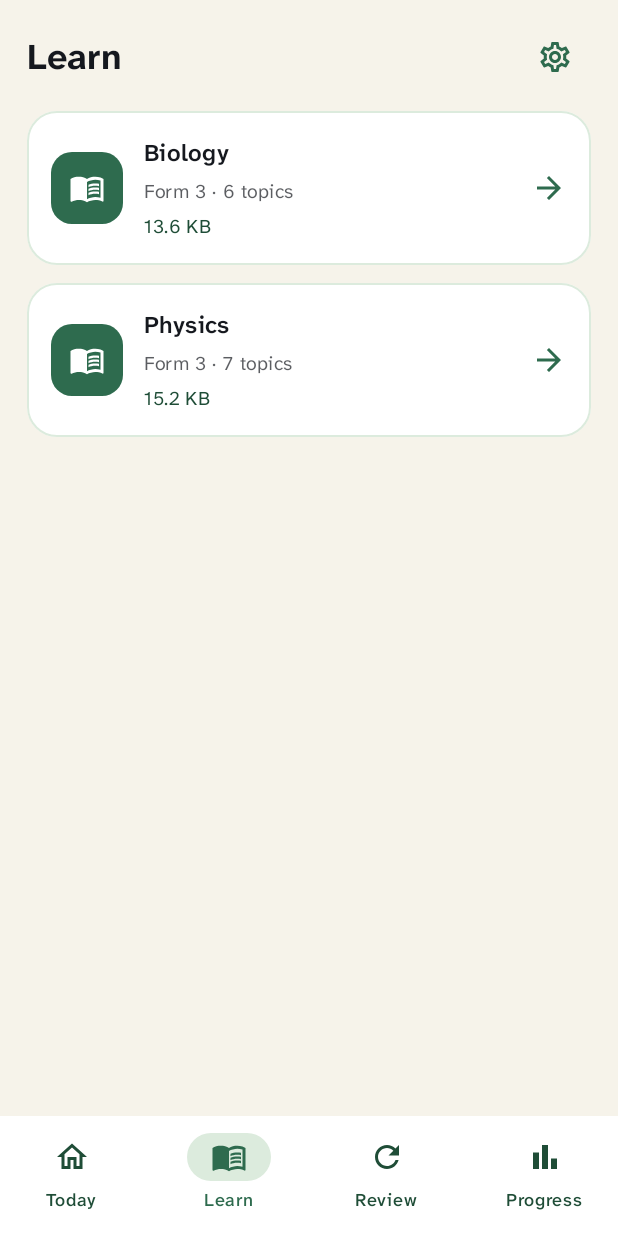
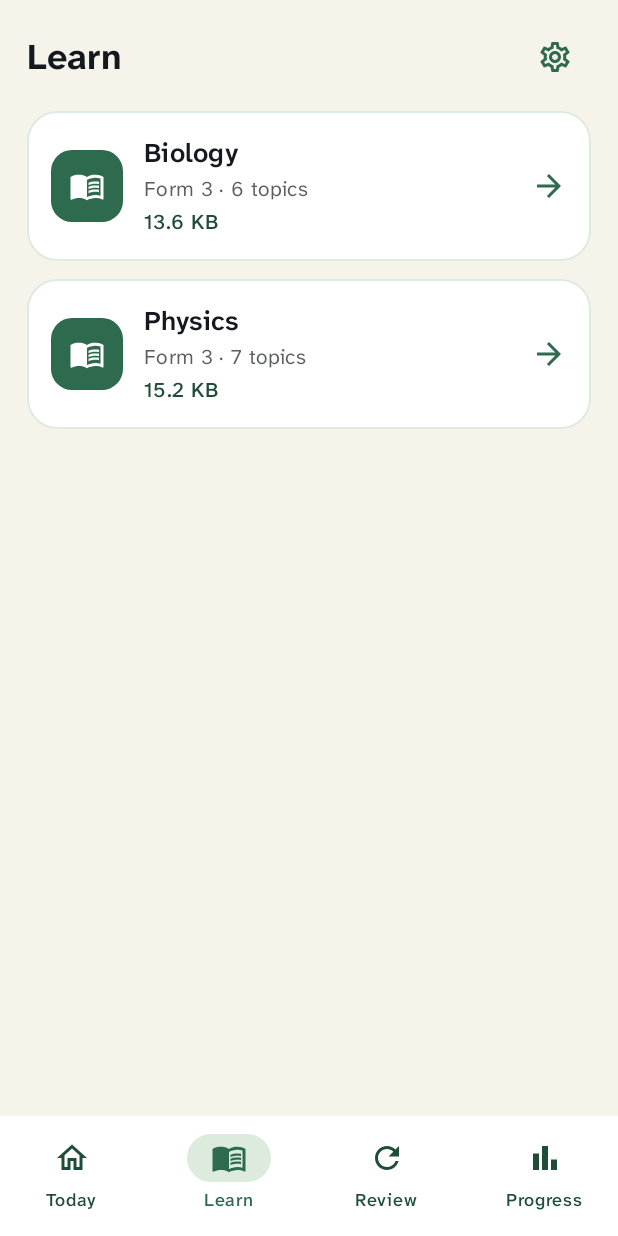
Before and after one commit to 1pagemw/noor-android, an Android app built with Jetpack Compose: the composable NoorApp shown on its own in the app's theme, item 2 of the bottom bar chosen, on a phone screen of 412 x 824 dp. Run offline under Robolectric (Android 15) with nearby library versions, the phone set to English and light mode, and no system bars.

Commit message:
feat: apply approved Noor home screen design

```diff
--- a/app/src/main/java/mw/noor/app/ui/NoorApp.kt
+++ b/app/src/main/java/mw/noor/app/ui/NoorApp.kt
@@ -74,6 +74,7 @@ import androidx.compose.ui.semantics.progressBarRangeInfo
 import androidx.compose.ui.semantics.semantics
 import androidx.compose.ui.text.font.FontWeight
 import androidx.compose.ui.unit.Density
+import androidx.compose.ui.unit.Dp
 import androidx.compose.ui.unit.dp
 import androidx.compose.ui.unit.sp
 import kotlinx.coroutines.launch
@@ -311,16 +312,23 @@ private fun LearningTabs(
         containerColor = NoorColors.Canvas,
         contentWindowInsets = WindowInsets.safeDrawing,
         bottomBar = {
-            NavigationBar(containerColor = Color.White) {
+            NavigationBar(modifier = Modifier.heightIn(min = 80.dp), containerColor = Color.White) {
                 NoorTab.entries.forEach { tab ->
                     NavigationBarItem(
                         selected = selected == tab,
                         onClick = { onSelectTab(tab.name) },
                         icon = { Icon(tab.icon, contentDescription = null) },
-                        label = { Text(tab.title) },
+                        label = {
+                            Text(
+                                tab.title,
+                                style = MaterialTheme.typography.labelMedium.copy(fontSize = 12.sp, lineHeight = 16.sp, fontWeight = FontWeight.Medium),
+                            )
+                        },
                         colors = NavigationBarItemDefaults.colors(
                             selectedIconColor = NoorColors.Moss,
                             selectedTextColor = NoorColors.Moss,
+                            unselectedIconColor = NoorColors.MossDark,
+                            unselectedTextColor = NoorColors.MossDark,
                             indicatorColor = NoorColors.Mint,
                         ),
                     )
@@ -370,25 +378,49 @@ private fun TodayScreen(
     onOpenSettings: () -> Unit,
     onContinueLesson: (mw.noor.app.data.LastLesson) -> Unit,
 ) {
-    ScreenColumn(modifier) {
-        ScreenHeader(title = "Noor", subtitle = "", onSettings = onOpenSettings)
+    ScreenColumn(modifier, contentSpacing = 0.dp) {
+        ScreenHeader(
+            title = "Noor",
+            subtitle = "Form 3 · Biology & Physics",
+            onSettings = onOpenSettings,
+            largeTitle = true,
+        )
         val lastLesson = repository.lastLesson()
         val continueEntry = lastLesson?.let { last -> entries.firstOrNull { it.id == last.packId } }
         val continuePack = continueEntry?.let(repository::loadPack)
         val continueTopic = continuePack?.topics?.firstOrNull { it.id == lastLesson?.topicId }
         val continueLesson = continueTopic?.lessons?.firstOrNull { it.id == lastLesson?.lessonId }
         if (continueEntry != null && continueTopic != null && continueLesson != null) {
+            Spacer(Modifier.height(16.dp))
             Surface(color = NoorColors.MossDark, shape = RoundedCornerShape(24.dp)) {
-                Column(Modifier.fillMaxWidth().padding(16.dp), verticalArrangement = Arrangement.spacedBy(8.dp)) {
+                Column(Modifier.fillMaxWidth().padding(18.dp), verticalArrangement = Arrangement.spacedBy(6.dp)) {
                     Text("CONTINUE LEARNING", style = MaterialTheme.typography.labelMedium, color = NoorColors.Mint)
-                    Text("${continueEntry.subject} · ${continueTopic.title}", style = MaterialTheme.typography.bodySmall, color = Color.White.copy(alpha = 0.86f))
-                    Text(continueLesson.title, style = MaterialTheme.typography.titleLarge, fontWeight = FontWeight.SemiBold, color = Color.White)
-                    PrimaryButton(text = "Open lesson", onClick = { onContinueLesson(lastLesson!!) })
+                    Text(
+                        "${continueEntry.subject} · ${continueTopic.title}",
+                        style = MaterialTheme.typography.bodyMedium.copy(fontSize = 14.sp, lineHeight = 20.sp),
+                        color = Color.White.copy(alpha = 0.86f),
+                    )
+                    Text(
+                        continueLesson.title,
+                        style = MaterialTheme.typography.titleLarge.copy(fontSize = 20.sp, lineHeight = 28.sp),
+                        fontWeight = FontWeight.SemiBold,
+                        color = Color.White,
+                    )
+                    PrimaryButton(text = "Open lesson", onClick = { onContinueLesson(lastLesson!!) }, minHeight = 52.dp)
                 }
             }
+            Spacer(Modifier.height(20.dp))
+        } else {
+            Spacer(Modifier.height(20.dp))
         }
-        Text("Form 3 subjects", style = MaterialTheme.typography.titleLarge, fontWeight = FontWeight.SemiBold)
-        entries.forEach { entry ->
+        Text(
+            "Form 3 subjects",
+            style = MaterialTheme.typography.titleLarge.copy(fontSize = 20.sp, lineHeight = 28.sp),
+            fontWeight = FontWeight.SemiBold,
+        )
+        Spacer(Modifier.height(12.dp))
+        entries.forEachIndexed { index, entry ->
+            if (index > 0) Spacer(Modifier.height(12.dp))
             PackCard(entry, downloaded = repository.loadPack(entry) != null, onClick = { onOpenPack(entry) })
         }
     }
@@ -428,10 +460,22 @@ private fun PackCard(entry: ContentCatalogEntry, downloaded: Boolean, onClick: (
                     Icon(if (downloaded) Icons.Outlined.CheckCircle else Icons.Outlined.MenuBook, contentDescription = null, tint = Color.White)
                 }
             }
-            Column(Modifier.weight(1f), verticalArrangement = Arrangement.spacedBy(4.dp)) {
-                Text(entry.subject, style = MaterialTheme.typography.titleMedium, fontWeight = FontWeight.SemiBold)
-                Text("Form ${entry.form} · ${countLabel(entry.topicCount, "topic")}", style = MaterialTheme.typography.bodySmall, color = NoorColors.Ink.copy(alpha = 0.7f))
-                Text(if (downloaded) "Saved offline" else formatBytes(entry.sizeBytes), style = MaterialTheme.typography.bodySmall, color = NoorColors.MossDark)
+            Column(Modifier.weight(1f), verticalArrangement = Arrangement.spacedBy(2.dp)) {
+                Text(
+                    entry.subject,
+                    style = MaterialTheme.typography.titleMedium.copy(fontSize = 18.sp, lineHeight = 24.sp),
+                    fontWeight = FontWeight.SemiBold,
+                )
+                Text(
+                    "Form ${entry.form} · ${countLabel(entry.topicCount, "topic")}",
+                    style = MaterialTheme.typography.bodyMedium.copy(fontSize = 14.sp, lineHeight = 20.sp),
+                    color = NoorColors.Ink.copy(alpha = 0.7f),
+                )
+                Text(
+                    if (downloaded) "Saved offline" else formatBytes(entry.sizeBytes),
+                    style = MaterialTheme.typography.bodyMedium.copy(fontSize = 14.sp, lineHeight = 20.sp, fontWeight = FontWeight.Medium),
+                    color = NoorColors.MossDark,
+                )
             }
             Icon(Icons.Outlined.ArrowForward, contentDescription = "Open ${entry.subject}", tint = NoorColors.Moss)
         }
@@ -869,23 +913,44 @@ private fun MissingContentScreen(onBack: () -> Unit) {
 private fun ScreenColumn(
     modifier: Modifier = Modifier,
     safeDrawingInsets: Boolean = false,
+    contentSpacing: Dp = 12.dp,
     content: @Composable () -> Unit,
 ) {
     val insets = if (safeDrawingInsets) Modifier.windowInsetsPadding(WindowInsets.safeDrawing) else Modifier
     Column(
         modifier = modifier.fillMaxSize().then(insets).background(NoorColors.Canvas).verticalScroll(rememberScrollState()).padding(horizontal = 18.dp, vertical = 14.dp),
-        verticalArrangement = Arrangement.spacedBy(12.dp),
+        verticalArrangement = Arrangement.spacedBy(contentSpacing),
     ) { content() }
 }
 
 @Composable
-private fun ScreenHeader(title: String, subtitle: String, onSettings: (() -> Unit)? = null) {
+private fun ScreenHeader(
+    title: String,
+    subtitle: String,
+    onSettings: (() -> Unit)? = null,
+    largeTitle: Boolean = false,
+) {
     Row(Modifier.fillMaxWidth(), verticalAlignment = Alignment.CenterVertically) {
         Column(Modifier.weight(1f), verticalArrangement = Arrangement.spacedBy(2.dp)) {
-            Text(title, style = MaterialTheme.typography.headlineMedium, fontWeight = FontWeight.Bold, color = NoorColors.Ink)
-            if (subtitle.isNotBlank()) Text(subtitle, style = MaterialTheme.typography.bodySmall, color = NoorColors.MossDark)
+            Text(
+                title,
+                style = if (largeTitle) MaterialTheme.typography.headlineLarge else MaterialTheme.typography.headlineMedium,
+                fontWeight = FontWeight.Bold,
+                color = NoorColors.Ink,
+            )
+            if (subtitle.isNotBlank()) {
+                Text(
+                    subtitle,
+                    style = MaterialTheme.typography.bodyMedium.copy(fontSize = 14.sp, lineHeight = 20.sp, fontWeight = FontWeight.Medium),
+                    color = NoorColors.MossDark,
+                )
+            }
         }
-        if (onSettings != null) IconButton(onClick = onSettings) { Icon(Icons.Outlined.Settings, contentDescription = "Settings", tint = NoorColors.Moss) }
+        if (onSettings != null) {
+            IconButton(onClick = onSettings, modifier = Modifier.size(48.dp)) {
+                Icon(Icons.Outlined.Settings, contentDescription = "Settings", tint = NoorColors.Moss, modifier = Modifier.size(24.dp))
+            }
+        }
     }
 }
 
@@ -931,11 +996,11 @@ private fun StatusBadge(text: String) {
 }
 
 @Composable
-private fun PrimaryButton(text: String, onClick: () -> Unit, enabled: Boolean = true) {
+private fun PrimaryButton(text: String, onClick: () -> Unit, enabled: Boolean = true, minHeight: Dp = 48.dp) {
     Button(
         onClick = onClick,
         enabled = enabled,
-        modifier = Modifier.fillMaxWidth(),
+        modifier = Modifier.fillMaxWidth().heightIn(min = minHeight),
         shape = RoundedCornerShape(16.dp),
         colors = ButtonDefaults.buttonColors(containerColor = NoorColors.Moss, contentColor = Color.White, disabledContainerColor = NoorColors.Mint, disabledContentColor = NoorColors.MossDark),
     ) {
```
Also changed, not shown: 1 other file.
